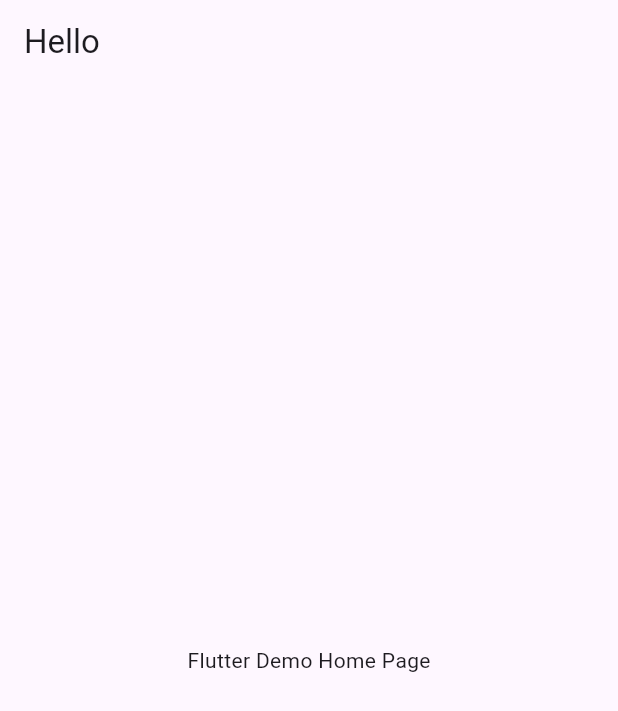
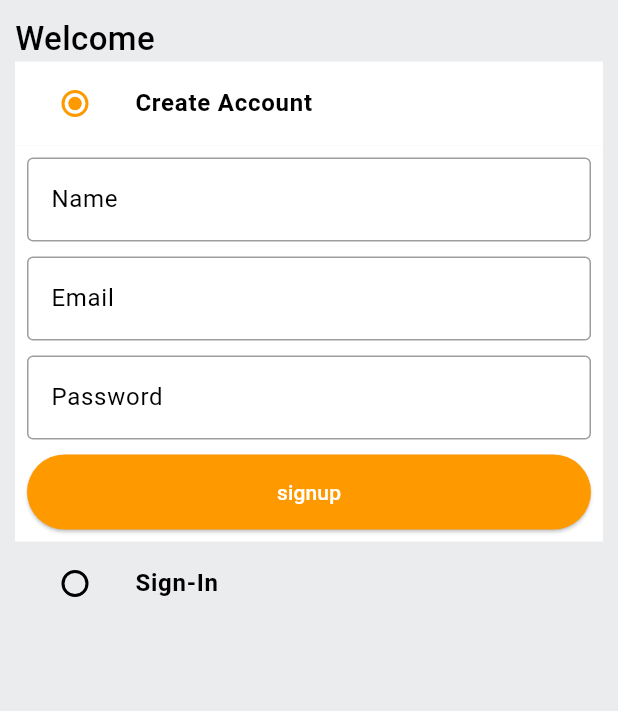
Before and after one commit to kashish-51/amazon_clone, a Flutter app: the screen it shows after launch, on a phone screen of 412 x 824 dp. Shown: the top 711 px of the screen. Run offline on Flutter 3.47's test engine with Material 3 defaults, Android fonts, the phone set to English and light mode, and no system bars.

Commit message:
made login and signup ui

```diff
--- /dev/null
+++ b/lib/common/widgets/custom_button.dart
@@ -0,0 +1,33 @@
+import 'package:amazon_clone/constants/global_variables.dart';
+import 'package:flutter/material.dart';
+
+class CustomButton extends StatelessWidget {
+  final String text;
+  final VoidCallback onTap;
+  final Color? color;
+
+  const CustomButton({
+    Key? key,
+    required this.text,
+    required this.onTap,
+    this.color,
+  }) : super(key: key);
+
+  @override
+  Widget build(BuildContext context) {
+    return ElevatedButton(
+      onPressed: onTap,
+      style: ElevatedButton.styleFrom(
+        backgroundColor: GlobalVariables.secondaryColor, // Set button color to yellow
+        foregroundColor: Colors.white, // Set text color to white
+        minimumSize: const Size(double.infinity, 50),
+      ),
+      child: Text(
+        text,
+        style: TextStyle(
+          color: Colors.white, // Ensures the text is white
+        ),
+      ),
+    );
+  }
+}
--- /dev/null
+++ b/lib/common/widgets/custom_textfield.dart
@@ -0,0 +1,32 @@
+import 'package:flutter/material.dart';
+
+class CustomTextField extends StatelessWidget {
+final TextEditingController controller;
+final String hintText;
+  const CustomTextField({super.key, required this.controller,
+required this.hintText,
+  });
+
+  @override
+  Widget build(BuildContext context) {
+    return TextFormField(
+      controller: controller,
+      decoration: InputDecoration(
+        hintText:hintText,
+        border: const OutlineInputBorder(
+          borderSide: BorderSide(
+            color:Colors.black38,
+          )
+        ),
+        enabledBorder: const OutlineInputBorder(
+          borderSide: BorderSide(
+            color:Colors.black38,
+          )
+        ),
+      ),
+      validator: (val){
+
+      }
+    );
+  }
+}
--- /dev/null
+++ b/lib/features/auth/screens/auth_screen.dart
@@ -0,0 +1,143 @@
+import 'package:amazon_clone/common/widgets/custom_button.dart';
+import 'package:amazon_clone/common/widgets/custom_textfield.dart';
+import 'package:amazon_clone/constants/global_variables.dart';
+import 'package:flutter/material.dart';
+
+enum Auth{   //enum will keep track of radio button we are on as it define a set of named constant values
+  signin,
+  signup
+}
+
+class AuthScreen extends StatefulWidget {
+  static const String routeName = '/auth-screen';
+  const AuthScreen({super.key});
+
+  @override
+  State<AuthScreen> createState() => _AuthScreenState();
+}
+
+class _AuthScreenState extends State<AuthScreen> {
+  Auth _auth = Auth.signup;  //*_auth is assigned the Auth.signup value from the Auth enum. This is a way to specify that _auth is currently in the signup state
+  final _signUpFormKey = GlobalKey<FormState>();
+  final _signInFormKey = GlobalKey<FormState>();
+//*GlobalKey is a type of key used to uniquely identify widgets and manage their state. FormState is a type that represents the state of a Form widget. By creating a GlobalKey<FormState>, you're creating a key that will manage the state of a form widget.
+final TextEditingController _emailController = TextEditingController();
+final TextEditingController _passwordController = TextEditingController();
+final TextEditingController _nameController = TextEditingController();
+
+
+@override
+void dispose(){
+  super.dispose();
+   _emailController.dispose();
+  _passwordController.dispose();
+  _nameController.dispose();
+
+}
+
+  @override
+  Widget build(BuildContext context) {
+    return Scaffold(
+      backgroundColor: GlobalVariables.greyBackgroundCOlor,
+       body: SafeArea(child: Padding(
+         padding: const EdgeInsets.all(10.0),
+         child: Column(
+          crossAxisAlignment: CrossAxisAlignment.start,
+          children: [
+            const Text('Welcome',
+            style: TextStyle(
+              fontSize:22,
+              fontWeight:FontWeight.w500,
+            ),
+            ),
+            ListTile(    //* used for creating list items with a standard format.
+            tileColor: _auth == Auth.signup ? GlobalVariables.backgroundColor: GlobalVariables.greyBackgroundCOlor,
+              title:const Text(
+                'Create Account',
+                style: TextStyle(
+                  fontWeight:FontWeight.bold,
+                ),
+              ),
+              leading: Radio(
+                activeColor: GlobalVariables.secondaryColor,
+                value:Auth.signup,
+                groupValue: _auth,
+                onChanged: (Auth? val){
+                  setState(() {
+                     _auth = val!;
+                  });
+                }
+              )
+
+            ),
+
+            if(_auth == Auth.signup)
+               Container(
+                padding: const EdgeInsets.all(8),
+                color: GlobalVariables.backgroundColor,
+                 child: Form(child: Column(children: [
+                    CustomTextField(controller: _emailController,
+                  hintText: 'Name',
+                  ),
+                  const SizedBox(height: 10),
+                  CustomTextField(controller: _emailController,
+                  hintText: 'Email',
+                  ),
+                                  const SizedBox(height: 10),
+                    CustomTextField(controller: _emailController,
+                  hintText: 'Password',
+                  ),
+               const SizedBox(height: 10),
+               CustomButton(text: 'signup', onTap: () {
+               })
+
+                 ],) ,),
+               ),
+
+
+              ListTile(    //* used for creating list items with a standard format.
+                          tileColor: _auth == Auth.signin ? GlobalVariables.backgroundColor: GlobalVariables.greyBackgroundCOlor,
+              title:const Text(
+                'Sign-In',
+                style: TextStyle(
+                  fontWeight:FontWeight.bold,
+                ),
+              ),
+              leading: Radio(
+                activeColor: GlobalVariables.secondaryColor,
+                value:Auth.signin,
+                groupValue: _auth,
+                onChanged: (Auth? val){
+                  setState(() {
+                     _auth = val!;
+                  });
+                }
+              )
+
+            ),
+              if(_auth == Auth.signin)
+               Container(
+                padding: const EdgeInsets.all(8),
+                color: GlobalVariables.backgroundColor,
+                 child: Form(child: Column(children: [
+                  const SizedBox(height: 10),
+                  CustomTextField(controller: _emailController,
+                  hintText: 'Email',
+                  ),
+                                  const SizedBox(height: 10),
+                    CustomTextField(controller: _emailController,
+                  hintText: 'Password',
+                  ),
+               const SizedBox(height: 10),
+               CustomButton(text: 'signup', onTap: () {
+               })
+
+                 ],) ,),
+               ),
+         ],
+         ),
+       ),
+        ),
+    );
+  }
+}
--- a/lib/main.dart
+++ b/lib/main.dart
@@ -1,3 +1,6 @@
+import 'package:amazon_clone/constants/global_variables.dart';
+import 'package:amazon_clone/features/auth/screens/auth_screen.dart';
+import 'package:amazon_clone/router.dart';
 import 'package:flutter/material.dart';
 
 void main() {
@@ -8,18 +11,20 @@ class MyApp extends StatelessWidget {
   const MyApp({super.key});
 
   @override
-Widget build(BuildContext context){
+  Widget build(BuildContext context) {
     return MaterialApp(
         title: 'Amazon Clone',
         theme: ThemeData(
-          primarySwatch:Colors.blue,
+            scaffoldBackgroundColor: GlobalVariables.backgroundColor,
+            colorScheme: const ColorScheme.light(
+              primary: GlobalVariables.secondaryColor,
             ),
-    home:  Scaffold(
-      appBar: AppBar(title: const Text('Hello')
+            appBarTheme: const AppBarTheme(
+                elevation: 0, iconTheme: IconThemeData(color: Colors.black),
                 ),
-
-      body:const  Center(child: Text('Flutter Demo Home Page')))
-
+                ),
+        onGenerateRoute: (settings) => generateRoute(settings),  //*all routes can be accessed from here
+        home: const AuthScreen(),
             );
   }
 }
--- /dev/null
+++ b/lib/router.dart
@@ -0,0 +1,21 @@
+import 'package:amazon_clone/features/auth/screens/auth_screen.dart';
+import 'package:flutter/material.dart';
+
+Route<dynamic> generateRoute(RouteSettings routeSettings){
+  switch(routeSettings.name){
+    case AuthScreen.routeName:
+      return MaterialPageRoute(
+        settings: routeSettings,
+        builder: (_) => const AuthScreen(),
+      );
+
+     default:
+      return MaterialPageRoute(
+        settings: routeSettings,
+        builder: (_) => const Scaffold(
+          body: Center(child: Text('Screen does not exist'),)
+        ),
+      );
+
+  }
+}
```
Lines whose indentation alone changed are shown as unchanged.
